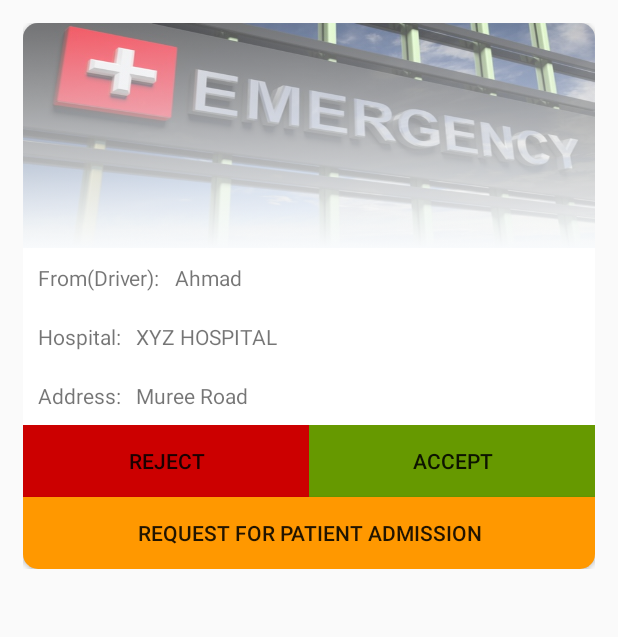
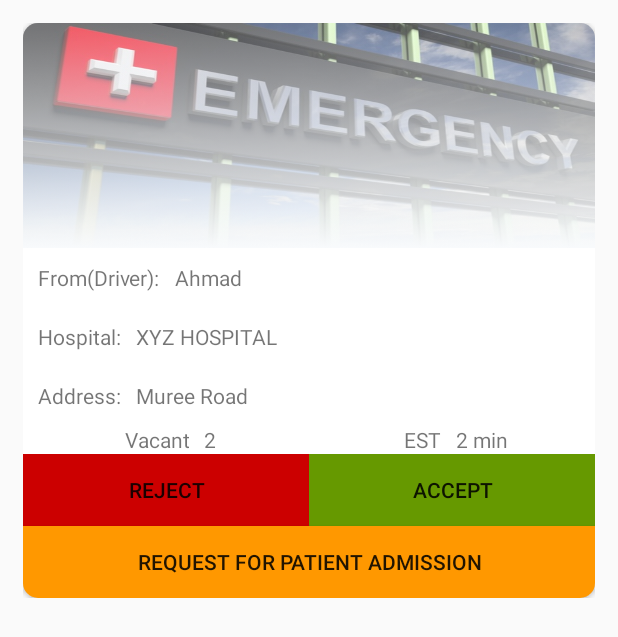
Before and after one commit to ahmadhayyat/Road_Rescue, an Android app: the layout hospital_patient_layout.xml on its own in the app's theme, with its tools: preview values and no code run, on a phone screen of 412 x 824 dp. Shown: the top 637 px of the screen. Run offline under Robolectric (Android 15) with nearby library versions, the phone set to English and light mode, and no system bars.

Commit message:
changes in driver, patients and hospital module

```diff
--- a/app/src/main/AndroidManifest.xml
+++ b/app/src/main/AndroidManifest.xml
@@ -17,7 +17,8 @@
         android:roundIcon="@mipmap/ic_launcher_round"
         android:supportsRtl="true"
         android:theme="@style/AppTheme">
-        <activity android:name=".HospitalPatientsReq"></activity>
+        <activity android:name=".ProfileActivity"></activity>
+        <activity android:name=".HospitalPatientsReq" />
         <activity android:name=".HospitalActivity" />
         <activity
             android:name=".KeepaUsefulKitintheVehicleActivity"
--- a/app/src/main/java/com/example/emergencyaid/HospitalPatientsReq.java
+++ b/app/src/main/java/com/example/emergencyaid/HospitalPatientsReq.java
@@ -115,6 +115,7 @@ public class HospitalPatientsReq extends AppCompatActivity {
                                     jsonData.put(KEY_NAME, map.get(KEY_NAME).toString());
                                     jsonData.put(KEY_ADDRESS, map.get(KEY_ADDRESS).toString());
                                     jsonData.put(KEY_PHONE, map.get(KEY_PHONE).toString());
+                                    jsonData.put(KEY_VACANT, map.get(KEY_VACANT).toString());
                                     jsonData.put(KEY_HOSPITAL_ID, hospitalId[0]);
                                     hospitalsList.add(jsonData);
                                 } catch (JSONException e) {
--- a/app/src/main/res/layout/hospital_patient_layout.xml
+++ b/app/src/main/res/layout/hospital_patient_layout.xml
@@ -73,6 +73,7 @@
                             android:layout_marginStart="10dp"
                             android:layout_marginLeft="10dp"
                             android:text="Ahmad" />
+
                     </LinearLayout>
 
                     <LinearLayout
@@ -94,6 +95,7 @@
                             android:layout_marginStart="10dp"
                             android:layout_marginLeft="10dp"
                             android:text="XYZ HOSPITAL" />
+
                     </LinearLayout>
 
                     <LinearLayout
@@ -115,6 +117,49 @@
                             android:layout_marginStart="10dp"
                             android:layout_marginLeft="10dp"
                             android:text="Muree Road" />
+                    </LinearLayout>
+
+                    <LinearLayout
+                        android:id="@+id/llHospitalVacEst"
+                        android:layout_width="match_parent"
+                        android:layout_height="wrap_content"
+                        android:orientation="horizontal">
+
+                        <TextView
+                            android:layout_width="wrap_content"
+                            android:layout_height="wrap_content"
+                            android:layout_marginStart="10dp"
+                            android:layout_marginLeft="10dp"
+                            android:layout_weight="1"
+                            android:gravity="end"
+                            android:text="Vacant" />
+
+                        <TextView
+                            android:id="@+id/vacant"
+                            android:layout_width="wrap_content"
+                            android:layout_height="wrap_content"
+                            android:layout_marginStart="10dp"
+                            android:layout_marginLeft="10dp"
+                            android:layout_weight="1"
+                            android:text="2" />
+
+                        <TextView
+                            android:layout_width="wrap_content"
+                            android:layout_height="wrap_content"
+                            android:layout_marginStart="10dp"
+                            android:layout_marginLeft="10dp"
+                            android:layout_weight="1"
+                            android:gravity="end"
+                            android:text="EST" />
+
+                        <TextView
+                            android:id="@+id/est"
+                            android:layout_width="wrap_content"
+                            android:layout_height="wrap_content"
+                            android:layout_marginStart="10dp"
+                            android:layout_marginLeft="10dp"
+                            android:layout_weight="1"
+                            android:text="2 min" />
                     </LinearLayout>
 
                     <LinearLayout
```
Also changed, not shown: app/src/main/java/com/example/emergencyaid/CustomerLoginActivity.java (+8 -8 lines), app/src/main/java/com/example/emergencyaid/DriverLoginActivity.java (+12 -13 lines), app/src/main/java/com/example/emergencyaid/PatientsAdapter.java (+13 -2 lines), app/src/main/java/com/example/emergencyaid/ProfileActivity.java (added, +103 -0 lines), app/src/main/res/layout/activity_profile.xml (added, +75 -0 lines).
